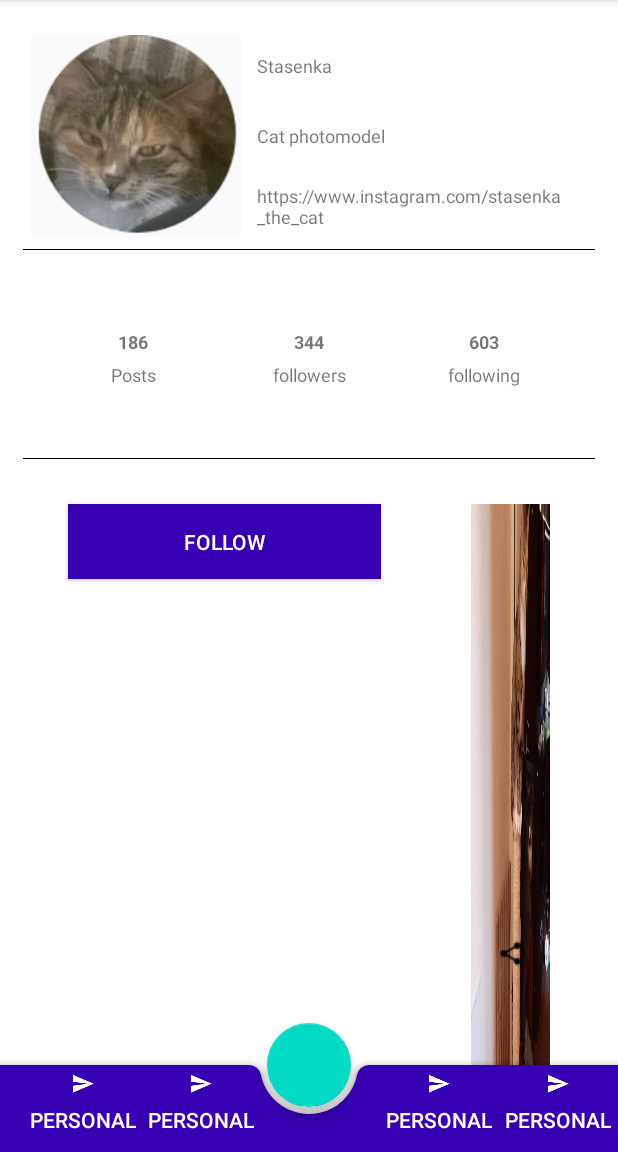
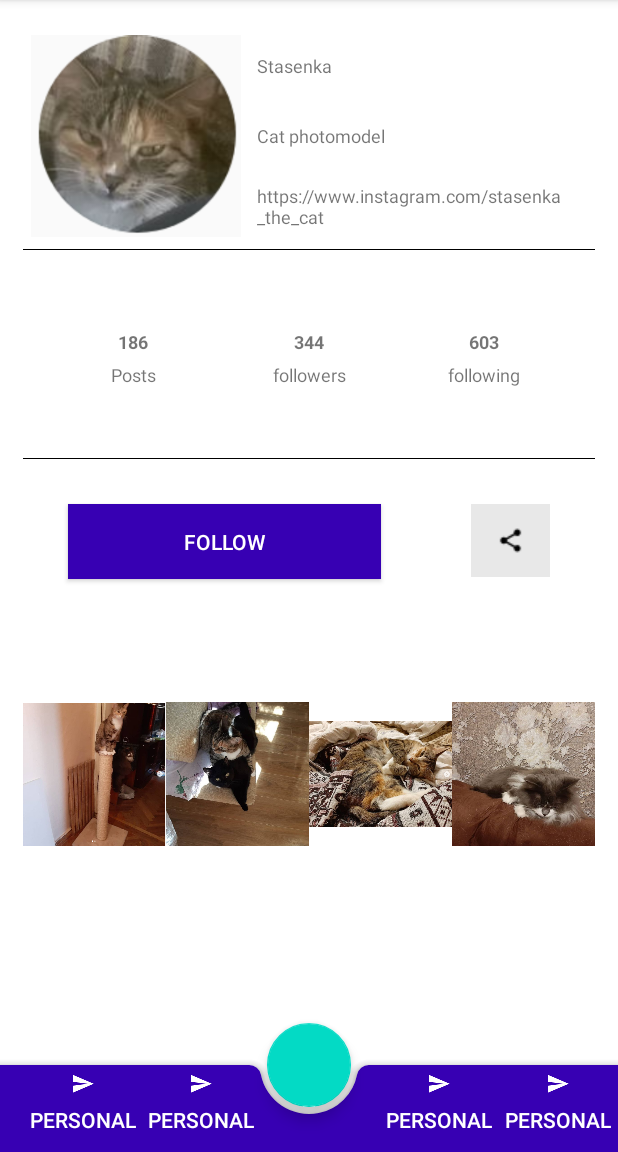
Before and after one commit to lucy-android/ItAcademy, an Android app: the screen it shows after launch (MainActivity), on a phone screen of 412 x 824 dp, the part 84-1236 px from its top. Run offline under Robolectric (Android 15) with nearby library versions, the phone set to English and light mode, and no system bars.

Commit message:
correct proportions

```diff
--- a/homework4_materialdesign/src/main/java/site/budanitskaya/homework4_materialdesign/MainActivity.kt
+++ b/homework4_materialdesign/src/main/java/site/budanitskaya/homework4_materialdesign/MainActivity.kt
@@ -18,12 +18,15 @@ class MainActivity : AppCompatActivity() {
         super.onCreate(savedInstanceState)
         setContentView(R.layout.activity_main)
 
-        val drawable: Drawable = ResourcesCompat.getDrawable(resources, R.drawable.balance, null)!!
+        drawableList.add(0, R.drawable.balance)
+        drawableList.add(1, R.drawable.fight)
+        drawableList.add(2, R.drawable.ginger)
+        drawableList.add(3, R.drawable.kanapka)
+        drawableList.add(4, R.drawable.mastered_dzen)
+        drawableList.add(5, R.drawable.on_the_floor)
+        drawableList.add(6, R.drawable.pumik_plus_stasenka)
+        drawableList.add(7, R.drawable.slippers)
 
-        drawableList.add(0, R.drawable.balance)
-
-        val image = findViewById<ImageButton>(R.id.image)
-        image.background = drawable
         val recyclerView = findViewById<RecyclerView>(R.id.recyclerView)
         recyclerView.layoutManager = GridLayoutManager(this, 4)
 
--- a/homework4_materialdesign/src/main/res/layout/activity_main.xml
+++ b/homework4_materialdesign/src/main/res/layout/activity_main.xml
@@ -210,22 +210,15 @@
                     android:layout_margin="30dp"
                     android:layout_weight="1"
                     android:layout_width="0dp"
-
                     android:padding="15dp"
                     android:src="@drawable/baseline_share_black_18dp" />
 
-
             </LinearLayout>
 
-            <LinearLayout
-                android:layout_width="match_parent"
-                android:layout_height="wrap_content">
-
-                <androidx.recyclerview.widget.RecyclerView
-                    android:id="@+id/recyclerView"
-                    android:layout_height="200dp"
-                    android:layout_width="match_parent" />
-            </LinearLayout>
+            <androidx.recyclerview.widget.RecyclerView
+                android:id="@+id/recyclerView"
+                android:layout_height="200dp"
+                android:layout_width="match_parent" />
 
         </LinearLayout>
 
```
Also changed, not shown: homework4_materialdesign/src/main/java/site/budanitskaya/homework4_materialdesign/FigureActivity.kt (+6 -2 lines), homework4_materialdesign/src/main/res/layout/activity_figure.xml (+7 -14 lines).
